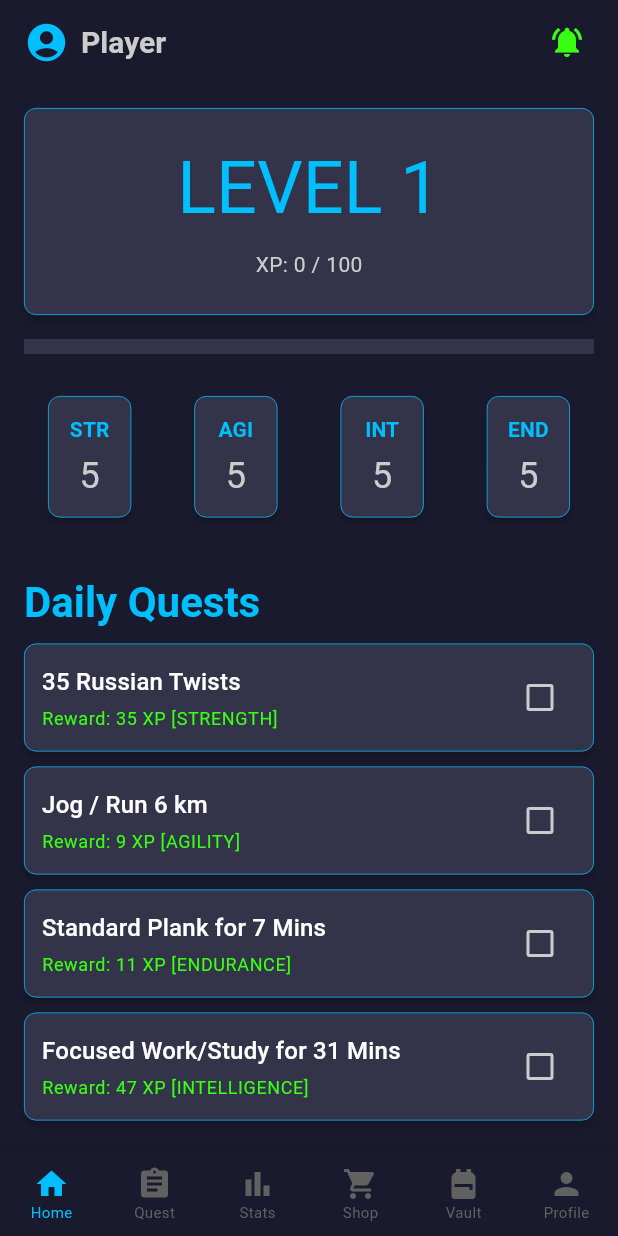
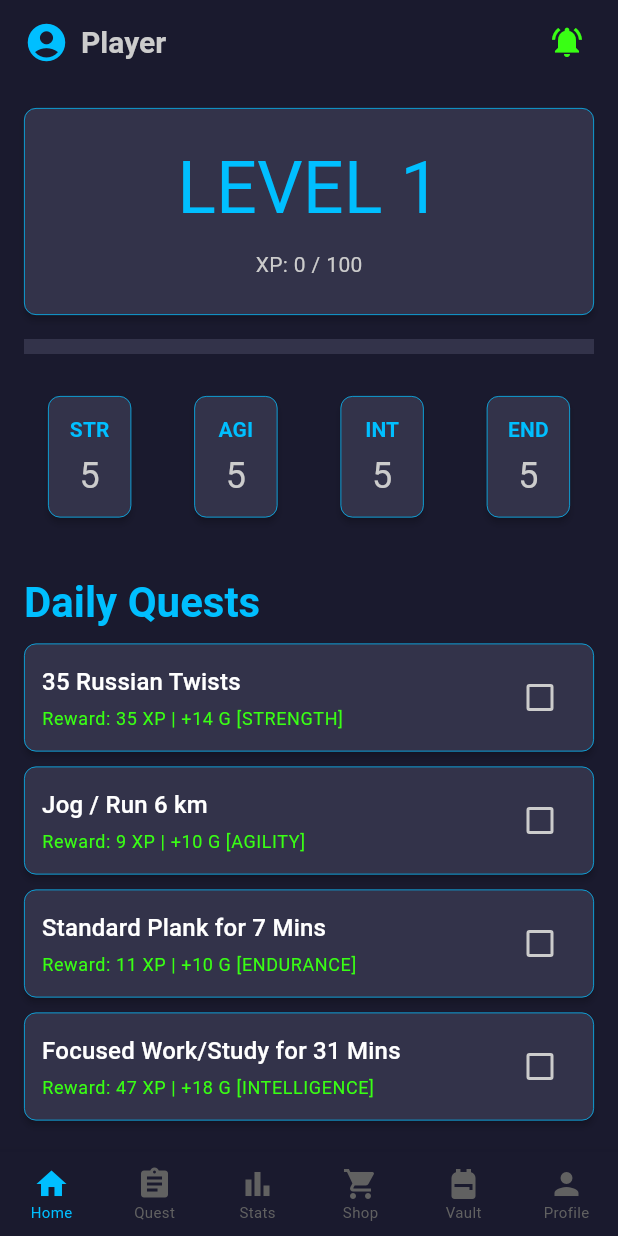
Before and after one commit to BlankW100/LevelZero.Qst, a Flutter app: the screen it shows after launch, on a phone screen of 412 x 824 dp. Run offline on Flutter 3.47's test engine with Material 3 defaults, Android fonts, the phone set to English and light mode, and no system bars; our stand-ins replace shared_preferences; accounts and stored records are empty.

Commit message:
updated coin earning after quest is done, fixing bug that after earning coin inventory and shop is not showing up

```diff
--- a/lib/ui/dashboard_screen.dart
+++ b/lib/ui/dashboard_screen.dart
@@ -33,7 +33,6 @@ class _DashboardScreenState extends State<DashboardScreen> {
 
     List<Quest> loadedQuests = _storage.loadQuests();
 
-    // The new Quest Engine!
     if (loadedQuests.isEmpty) {
       loadedQuests = QuestList.generateDailyQuests(loadedProfile);
       await _storage.saveQuests(loadedQuests);
@@ -45,38 +44,44 @@ class _DashboardScreenState extends State<DashboardScreen> {
     });
   }
 
-  // --- RESTORED: THE REWARD ENGINE ---
+  // --- NEW MATH ENGINE: Calculates 10 to 50 coins based on difficulty! ---
+  int _calculateCoinReward(int xpReward) {
+    int coins = (xpReward / 2.5).toInt();
+    if (coins < 10) coins = 10; // Floor limit
+    if (coins > 50) coins = 50; // Hard cap
+    return coins;
+  }
+
+  // --- UPGRADED REWARD ENGINE: Now deposits Coins directly into your Vault ---
   void _completeQuest(int index) {
     if (_quests[index].isCompleted) return;
 
     setState(() {
       _quests[index].isCompleted = true;
 
-      // 1. Base Rewards
       int earnedXp = _quests[index].xpReward;
-      int statBoost = 1; // Default +1 stat for doing the task
+      int earnedCoins = _calculateCoinReward(earnedXp); // Roll for coins
+      int statBoost = 1;
       String statName = _quests[index].statFocus.name.toUpperCase();
 
-      // 2. Class Synergy Check!
       bool isSynergy = false;
-
-      // Matches the Class to the Quest Type
       if (_profile!.playerClass.name == 'warrior' && _quests[index].statFocus == StatFocus.strength) isSynergy = true;
       if (_profile!.playerClass.name == 'assassin' && _quests[index].statFocus == StatFocus.agility) isSynergy = true;
       if (_profile!.playerClass.name == 'mage' && _quests[index].statFocus == StatFocus.intelligence) isSynergy = true;
       if (_profile!.playerClass.name == 'tank' && _quests[index].statFocus == StatFocus.endurance) isSynergy = true;
 
-      // 3. Apply the Synergy Multiplier!
+      // Synergy boosts XP, Stats, AND Gold!
       if (isSynergy) {
-        statBoost = 2; // Double stat gain!
-        earnedXp = (earnedXp * 1.5).toInt(); // 1.5x XP Boost!
+        statBoost = 2;
+        earnedXp = (earnedXp * 1.5).toInt();
+        earnedCoins = (earnedCoins * 1.5).toInt(); // Extra money for playing your class!
       }
 
-      // 4. Grant the XP
+      // Add everything to your profile
       _profile!.currentXp += earnedXp;
+      _profile!.coins += earnedCoins; // Wallet goes up!
 
-      // 5. Grant the specific Stat Boost
-switch (_quests[index].statFocus) {
+      switch (_quests[index].statFocus) {
         case StatFocus.strength: _profile!.strength += statBoost; break;
         case StatFocus.agility: _profile!.agility += statBoost; break;
         case StatFocus.intelligence: _profile!.intelligence += statBoost; break;
@@ -84,14 +89,12 @@ switch (_quests[index].statFocus) {
         case StatFocus.general: break;
       }
 
-      // 6. Check for Level Up (Keep the original logic here!)
       bool leveledUp = false;
       while (_profile!.currentXp >= _profile!.xpToNextLevel) {
         _profile!.currentXp -= _profile!.xpToNextLevel;
         _profile!.level++;
         _profile!.xpToNextLevel = (_profile!.xpToNextLevel * 1.5).toInt();
 
-        // Every level up still gives +1 to all stats
         _profile!.strength += 1;
         _profile!.agility += 1;
         _profile!.intelligence += 1;
@@ -100,10 +103,10 @@ switch (_quests[index].statFocus) {
         leveledUp = true;
       }
 
-      // 7. Show a visual System Notification at the bottom of the screen!
+      // Shows exactly how much gold you just made
       String message = isSynergy
-          ? "CLASS SYNERGY! +$statBoost $statName | +$earnedXp XP"
-          : "Quest Complete! +$statBoost $statName | +$earnedXp XP";
+          ? "SYNERGY! +$statBoost $statName | +$earnedXp XP | +$earnedCoins G"
+          : "Quest Complete! +$statBoost $statName | +$earnedXp XP | +$earnedCoins G";
 
       if (leveledUp) message += " \nLEVEL UP!";
 
@@ -116,7 +119,6 @@ switch (_quests[index].statFocus) {
       );
     });
 
-    // Save everything to the hard drive
     _storage.saveProfile(_profile!);
     _storage.saveQuests(_quests);
   }
@@ -249,8 +251,9 @@ switch (_quests[index].statFocus) {
                                     ),
                                   ),
                                   const SizedBox(height: 4),
+                                  // --- UPGRADED: Card now shows exactly how much Gold it pays! ---
                                   Text(
-                                    "Reward: ${quest.xpReward} XP [${quest.statFocus.name.toUpperCase()}]",
+                                    "Reward: ${quest.xpReward} XP | +${_calculateCoinReward(quest.xpReward)} G [${quest.statFocus.name.toUpperCase()}]",
                                     style: Theme.of(context).textTheme.bodySmall?.copyWith(
                                       color: Theme.of(context).colorScheme.secondary,
                                     ),
--- a/lib/ui/main_navigation.dart
+++ b/lib/ui/main_navigation.dart
@@ -14,7 +14,6 @@ class _MainNavigationState extends State<MainNavigation> {
   int _currentIndex = 0;
 
   // The Master List of Screens!
-  // We put placeholders for the screens we haven't built yet.
   final List<Widget> _screens = [
     const DashboardScreen(),
     const Center(child: Text('Quest Screen (Coming Soon)', style: TextStyle(color: Colors.white, fontSize: 20))),
@@ -27,11 +26,9 @@ class _MainNavigationState extends State<MainNavigation> {
   @override
   Widget build(BuildContext context) {
     return Scaffold(
-      // IndexedStack keeps all screens alive in memory so they don't reload!
-      body: IndexedStack(
-        index: _currentIndex,
-        children: _screens,
-      ),
+      // FIX: Removed IndexedStack!
+      // Now, swapping tabs forces the screen to grab your freshest Data/Coins!
+      body: _screens[_currentIndex],
       bottomNavigationBar: BottomNavigationBar(
         type: BottomNavigationBarType.fixed, // Forces all 6 icons to stay visible
         backgroundColor: Theme.of(context).scaffoldBackgroundColor,
```
